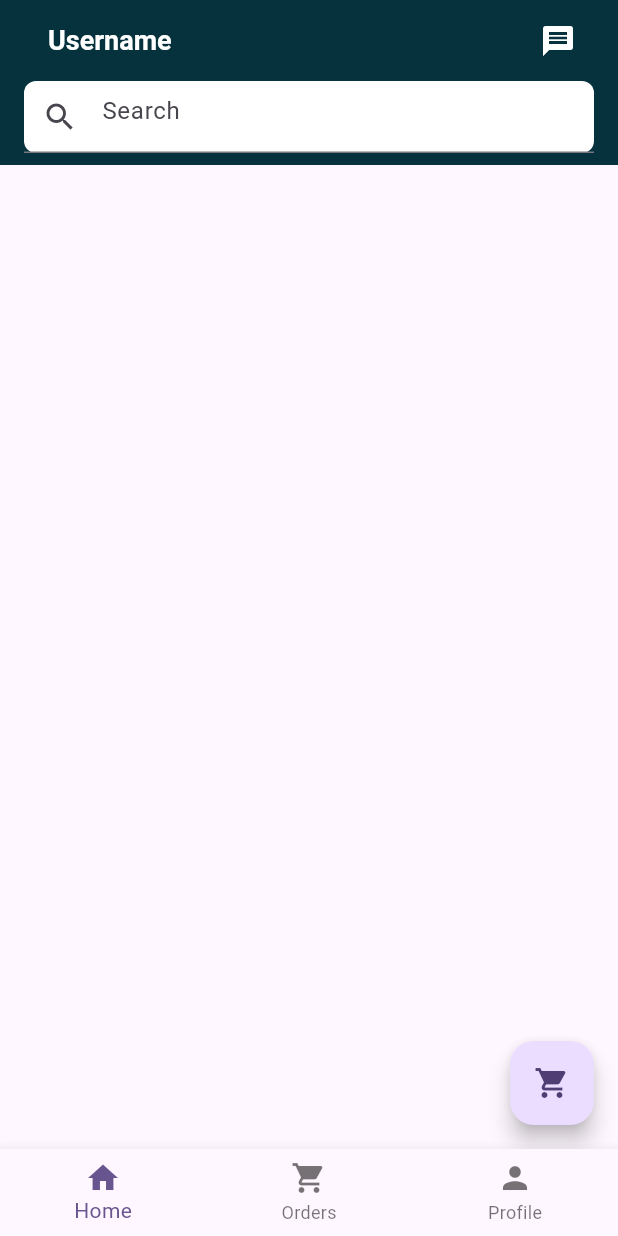
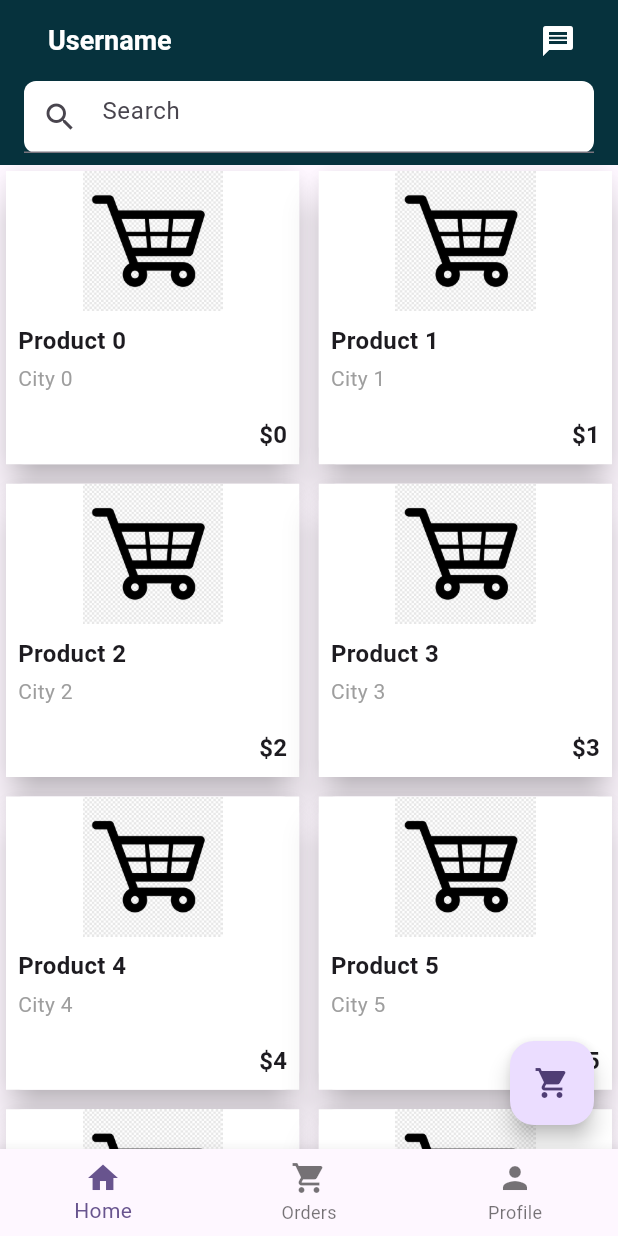
Before and after one commit to Saliim11/ResourSeek, a Flutter app: the screen it shows after launch, on a phone screen of 412 x 824 dp. Run offline on Flutter 3.47's test engine with Material 3 defaults, Android fonts, the phone set to English and light mode, and no system bars; network calls fail.

Commit message:
kembali default

```diff
--- a/lib/mainPage/home/homePage.dart
+++ b/lib/mainPage/home/homePage.dart
@@ -39,6 +39,7 @@ class _HomePageState extends State<HomePage> {
     if (listProduk != null) {
       setState(() {
         isLoaded = true;
+        print(isLoaded);
       });
     }else {
       print("gagal mengambil data produk");
@@ -59,12 +60,13 @@ class _HomePageState extends State<HomePage> {
           crossAxisSpacing: 5,
           mainAxisSpacing: 5
           ),
-          itemCount: listProduk?.length,
+          // itemCount: listProduk?.length,
+          itemCount: items.length,
           itemBuilder: (BuildContext context, int index) {
             return InkWell(
               onTap: () {
-                // Navigator.push(context, MaterialPageRoute(builder: (context) =>DetailProduk(name: items[index]['name'], city: items[index]['city'], price: items[index]['price']
-                // )));
+                Navigator.push(context, MaterialPageRoute(builder: (context) =>DetailProduk(name: items[index]['name'], city: items[index]['city'], price: items[index]['price']
+                )));
               },
               child: Card(
                 elevation: 10,
@@ -77,7 +79,7 @@ class _HomePageState extends State<HomePage> {
                     Expanded(
                       child: Center(
                         child: Image.asset(
-                          "assets/shoppingcart.png",
+                          items[index]['image'],
                           fit: BoxFit.fill,
                         ),
                       ),
@@ -88,7 +90,8 @@ class _HomePageState extends State<HomePage> {
                         crossAxisAlignment: CrossAxisAlignment.start,
                         children: [
                           Text(
-                            listProduk![index].nama_p,
+                            // listProduk![index].nama_p,
+                            items[index]['name'],
                             style: const TextStyle(
                               fontWeight: FontWeight.bold,
                               fontSize: 16.0,
@@ -96,7 +99,8 @@ class _HomePageState extends State<HomePage> {
                           ),
                           SizedBox(height: 4.0),
                           Text(
-                            listProduk![index].harga.toString(),
+                            // listProduk![index].harga.toString(),
+                            items[index]['city'],
                             style: TextStyle(color: Colors.grey),
                           ),
                         ],
```
